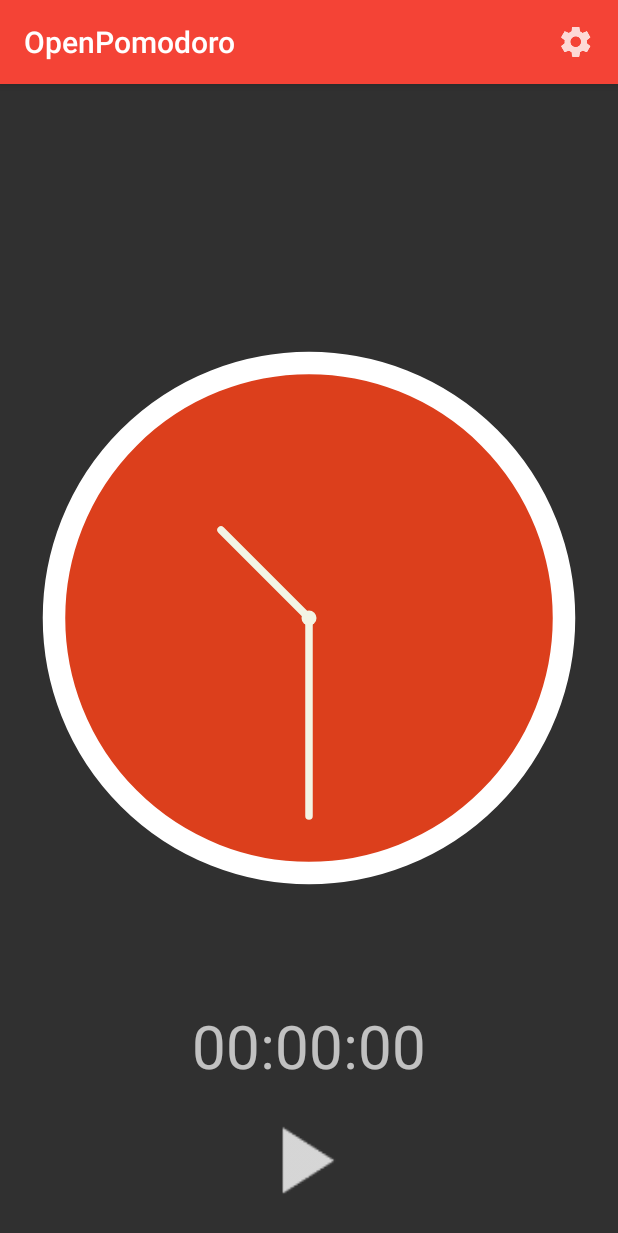
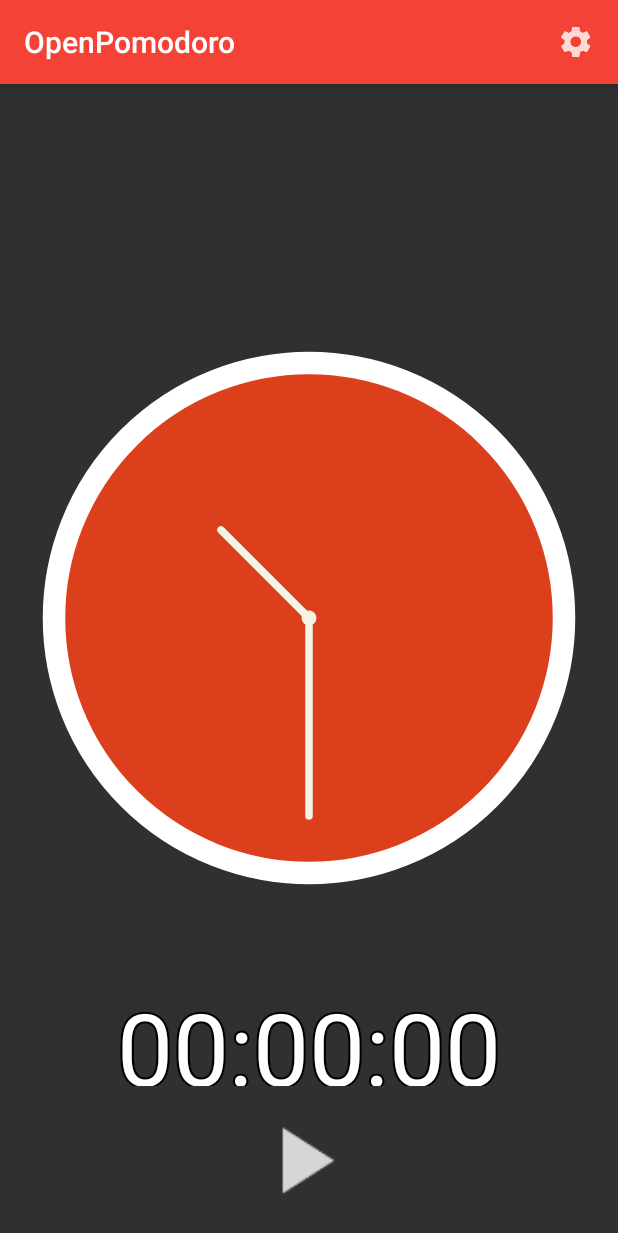
Before and after one commit to dielsonsales/OpenPomodoro, an Android app: the screen it shows after launch (MainActivity), on a phone screen of 412 x 824 dp. Shown: the top 1233 px of the screen. Run offline under Robolectric (Android 15) with nearby library versions, the phone set to English and light mode, and no system bars; 3 statements that could not run were skipped.

Commit message:
Draw text with black border

```diff
--- a/app/src/main/java/me/dielsonsales/app/openpomodoro/MainActivity.java
+++ b/app/src/main/java/me/dielsonsales/app/openpomodoro/MainActivity.java
@@ -13,12 +13,10 @@ import android.view.MenuInflater;
 import android.view.MenuItem;
 import android.view.View;
 import android.widget.ImageView;
-import android.widget.TextView;
 
 import java.util.Calendar;
 
 import me.dielsonsales.app.openpomodoro.util.Duration;
-import me.dielsonsales.app.openpomodoro.util.FormattingUtils;
 
 /**
  * The main activity containing the visual clock. This class is charged of
@@ -32,7 +30,7 @@ public class MainActivity extends AppCompatActivity {
     private boolean mIsBound;
 
     // UI Components -----------------------------------------------------------
-    private TextView mCountdownText;
+//    private TextView mCountdownText;
     ImageView mPlayButton;
     ImageView mSkipButton;
     ImageView mStopButton;
@@ -48,7 +46,7 @@ public class MainActivity extends AppCompatActivity {
         mClockFragment = (ClockFragment) getSupportFragmentManager().findFragmentById(R.id.clock_fragment);
 
         mIsBound = false;
-        mCountdownText = (TextView) findViewById(R.id.countdownText);
+//        mCountdownText = (TextView) findViewById(R.id.countdownText);
 
         // Play button
         mPlayButton = (ImageView) findViewById(R.id.play_button);
@@ -151,7 +149,7 @@ public class MainActivity extends AppCompatActivity {
 
     private void resetClock() {
         mClockFragment.setDuration(null);
-        mCountdownText.setText("00:00:00");
+//        mCountdownText.setText("00:00:00");
         mClockFragment.updateClock();
     }
 
@@ -179,7 +177,7 @@ public class MainActivity extends AppCompatActivity {
         endTime.setTimeInMillis(bundle.getLong("endTime"));
         Duration duration = new Duration(startTime, endTime);
 
-        mCountdownText.setText(FormattingUtils.getDisplayTime(countdown));
+//        mCountdownText.setText(FormattingUtils.getDisplayTime(countdown));
         if (mClockFragment.getDuration() == null) {
             mClockFragment.setDuration(duration);
         } else if (!mClockFragment.getDuration().equals(duration)) {
--- /dev/null
+++ b/app/src/main/java/me/dielsonsales/app/openpomodoro/views/TextCounter.java
@@ -0,0 +1,43 @@
+package me.dielsonsales.app.openpomodoro.views;
+
+import android.content.Context;
+import android.graphics.Canvas;
+import android.graphics.Color;
+import android.graphics.Paint;
+import android.util.AttributeSet;
+import android.util.Log;
+import android.view.View;
+
+/**
+ * Created by dielson on 13/01/16.
+ */
+public class TextCounter extends View {
+    private String mText;
+
+    public TextCounter(Context context, AttributeSet attrs) {
+        super(context, attrs);
+        mText = "00:00:00";
+    }
+
+    @Override
+    protected void onDraw(Canvas canvas) {
+        Log.i("TextCounter", "Drawing text");
+        super.onDraw(canvas);
+        Paint strokePaint = new Paint();
+        strokePaint.setAntiAlias(true);
+        strokePaint.setColor(Color.BLACK);
+        strokePaint.setTextAlign(Paint.Align.CENTER);
+        strokePaint.setTextSize(100);
+        strokePaint.setStyle(Paint.Style.STROKE);
+        strokePaint.setStrokeWidth(3 * getResources().getDisplayMetrics().density);
+
+        Paint textPaint = new Paint();
+        textPaint.setAntiAlias(true);
+        textPaint.setColor(Color.WHITE);
+        textPaint.setTextAlign(Paint.Align.CENTER);
+        textPaint.setTextSize(100);
+
+        canvas.drawText(mText, getWidth()/2, getHeight(), strokePaint);
+        canvas.drawText(mText, getWidth()/2, getHeight(), textPaint);
+    }
+}
--- a/app/src/main/res/layout/activity_main.xml
+++ b/app/src/main/res/layout/activity_main.xml
@@ -32,14 +32,20 @@
         android:layout_height="match_parent"
         tools:layout="@layout/fragment_clock"/>
 
-    <TextView
-        android:id="@+id/countdownText"
-        android:layout_width="wrap_content"
+    <me.dielsonsales.app.openpomodoro.views.TextCounter
+        android:layout_width="match_parent"
         android:layout_height="wrap_content"
-        android:textSize="40sp"
-        android:text="00:00:00"
-        android:layout_above="@+id/buttons"
-        android:layout_centerHorizontal="true"/>
+        android:layout_centerHorizontal="true"
+        android:layout_above="@+id/buttons"/>
+
+    <!--<TextView-->
+        <!--android:id="@+id/countdownText"-->
+        <!--android:layout_width="wrap_content"-->
+        <!--android:layout_height="wrap_content"-->
+        <!--android:textSize="40sp"-->
+        <!--android:text="00:00:00"-->
+        <!--android:layout_above="@+id/buttons"-->
+        <!--android:layout_centerHorizontal="true"/>-->
 
     <LinearLayout
         android:id="@id/buttons"
```
Also changed, not shown: 1 other file.
